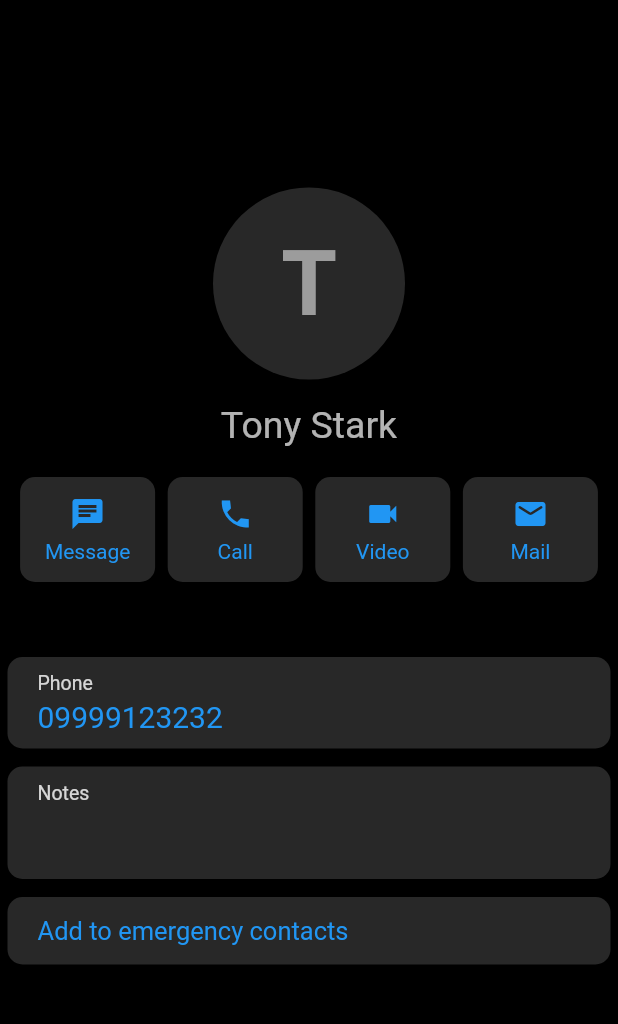
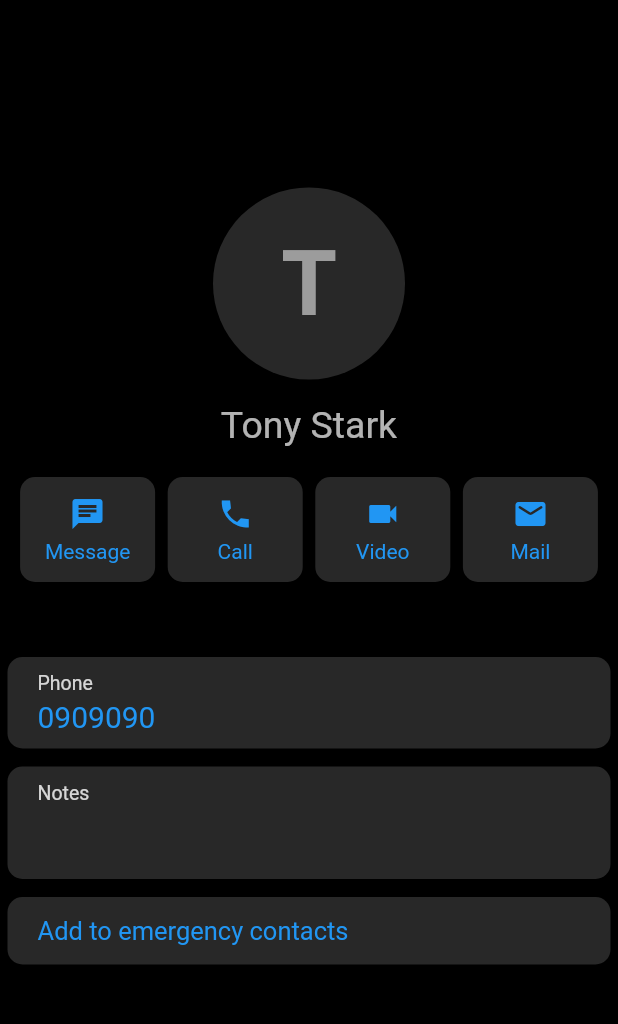
Before and after one commit to marijoyapa/flutter-project-contact-list, a Flutter app: the ContactDetailsScreen screen opened directly with sample values from the repository, on a phone screen of 412 x 824 dp, the part 84-1108 px from its top. Run offline on Flutter 3.47's test engine with Material 2 defaults, Android fonts, the phone set to English and light mode, and no system bars; our stand-ins replace flutter_riverpod, google_fonts, image_picker.

Commit message:
Working contact List

```diff
--- a/contact_list/lib/data/dummy_data.dart
+++ b/contact_list/lib/data/dummy_data.dart
@@ -1,78 +1,78 @@
 import 'package:contact_list/model/contacts.dart';
+import 'package:contact_list/model/number.dart';
+import 'package:contact_list/screen/contact_list.dart';
 
 var contactList = [
   ContactInfo(
     firstName: 'Tony',
     lastName: 'Stark',
-    contactNumber: '09999123232',
+    contactNumber: const [NumberList(NumberTypes.Phone, '0909090')],
   ),
   ContactInfo(
     firstName: 'Thor',
-    contactNumber: '09999123232',
+    contactNumber: const [NumberList(NumberTypes.Phone, '0909090')],
   ),
   ContactInfo(
     firstName: 'Steven',
     lastName: 'Rogers',
-    contactNumber: '09999123232',
+    contactNumber: const [NumberList(NumberTypes.Phone, '0909090')],
   ),
   ContactInfo(
     firstName: 'Clinton',
-    contactNumber: '09999123232',
+    contactNumber: const [NumberList(NumberTypes.Phone, '0909090')],
+  ),
+  ContactInfo(
+    firstName: 'Jessie',
+    lastName: 'Mendez',
+    contactNumber: const [NumberList(NumberTypes.Phone, '0909090')],
+  ),
+  ContactInfo(
+    firstName: 'Ariana',
+    contactNumber: const [NumberList(NumberTypes.Phone, '0909090')],
+  ),
+  ContactInfo(
+    firstName: 'Steven',
+    lastName: 'Hawking',
+    contactNumber: const [NumberList(NumberTypes.Phone, '0909090')],
+  ),
+  ContactInfo(
+    firstName: 'Mary',
+    contactNumber: const [NumberList(NumberTypes.Phone, '0909090')],
+    emergencyContact: false,
+  ),
+  ContactInfo(
+    firstName: 'Joseph',
+    lastName: 'Dela Cruz',
+    contactNumber: const [NumberList(NumberTypes.Phone, '0909090')],
+    emergencyContact: true,
+  ),
+  ContactInfo(
+    firstName: 'Tina',
+    contactNumber: const [NumberList(NumberTypes.Phone, '0909090')],
+    emergencyContact: false,
+  ),
+  ContactInfo(
+    firstName: 'Jahel',
+    contactNumber: const [NumberList(NumberTypes.Phone, '0909090')],
+    emergencyContact: true,
+  ),
+  ContactInfo(
+    firstName: 'Clinton',
+    contactNumber: const [NumberList(NumberTypes.Phone, '0909090')],
     emergencyContact: true,
   ),
   ContactInfo(
     firstName: 'Jessie',
     lastName: 'Mendez',
-    contactNumber: '09999123232',
+    contactNumber: const [NumberList(NumberTypes.Phone, '0909090')],
   ),
   ContactInfo(
     firstName: 'Ariana',
-    contactNumber: '09999123232',
+    contactNumber: const [NumberList(NumberTypes.Phone, '0909090')],
   ),
   ContactInfo(
     firstName: 'Steven',
     lastName: 'Hawking',
-    contactNumber: '09999123232',
+    contactNumber: const [NumberList(NumberTypes.Phone, '0909090')],
   ),
-  ContactInfo(
-    firstName: 'Mary',
-    contactNumber: '09999123232',
-    emergencyContact: false,
-  ),
-  ContactInfo(
-    firstName: 'Joseph',
-    lastName: 'Dela Cruz',
-    contactNumber: '09999123232',
-    emergencyContact: true,
-  ),
-  ContactInfo(
-    firstName: 'Tina',
-    contactNumber: '09999123232',
-    emergencyContact: false,
-  ),
-  ContactInfo(
-    firstName: 'Jahel',
-    contactNumber: '09999123232',
-    emergencyContact: true,
-  ),
-  ContactInfo(
-    firstName: 'Clinton',
-    contactNumber: '09999123232',
-    emergencyContact: true,
-  ),
-  ContactInfo(
-    firstName: 'Jessie',
-    lastName: 'Mendez',
-    contactNumber: '09999123232',
-  ),
-  ContactInfo(
-    firstName: 'Ariana',
-    contactNumber: '09999123232',
-  ),
-  ContactInfo(
-    firstName: 'Steven',
-    lastName: 'Hawking',
-    contactNumber: '09999123232',
-  ),
-
 ];
--- a/contact_list/lib/model/contacts.dart
+++ b/contact_list/lib/model/contacts.dart
@@ -1,4 +1,6 @@
 import 'dart:io';
+import 'package:contact_list/model/number.dart';
+import 'package:contact_list/screen/contact_list.dart';
 import 'package:uuid/uuid.dart';
 
 final uuid = Uuid();
@@ -17,7 +19,7 @@ class ContactInfo {
   final String firstName;
   final String? lastName;
   final File? imageFile;
-  final String contactNumber;
+  final List<NumberList> contactNumber;
   bool emergencyContact;
   final String id;
 }
--- a/contact_list/lib/model/number.dart
+++ b/contact_list/lib/model/number.dart
@@ -10,8 +10,8 @@ enum NumberTypes {
   Other,
 }
 
-class Number {
- const Number(this.typeName, this.digit);
-  final String typeName;
+class NumberList {
+ const NumberList(this.typeName, this.digit);
+  final NumberTypes typeName;
   final String digit;
 }
--- a/contact_list/lib/screen/contact_details.dart
+++ b/contact_list/lib/screen/contact_details.dart
@@ -76,7 +76,7 @@ class ContactDetailsScreen extends StatelessWidget {
                       height: 3,
                     ),
                     Text(
-                      contactItem.contactNumber,
+                      contactItem.contactNumber[0].digit,
                       style: const TextStyle(fontSize: 20, color: Colors.blue),
                     )
                   ],
```
Also changed, not shown: contact_list/lib/screen/create_contact.dart (+58 -17 lines), contact_list/lib/widgets/create_contact/contact_number_input.dart (added), 9 other files.
